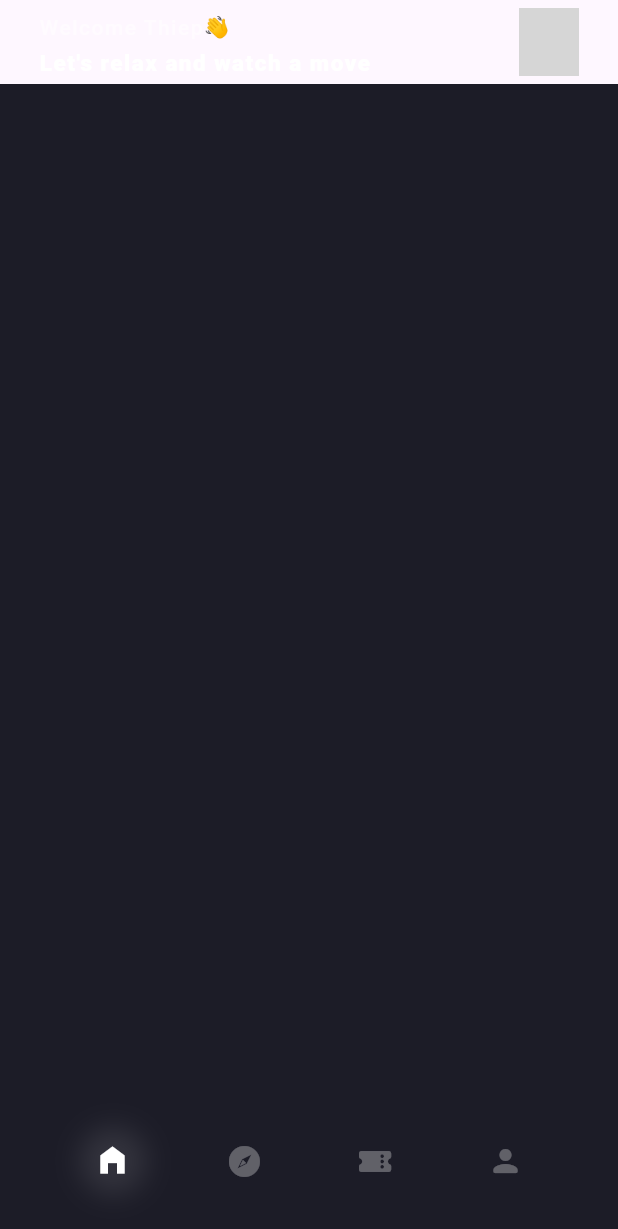
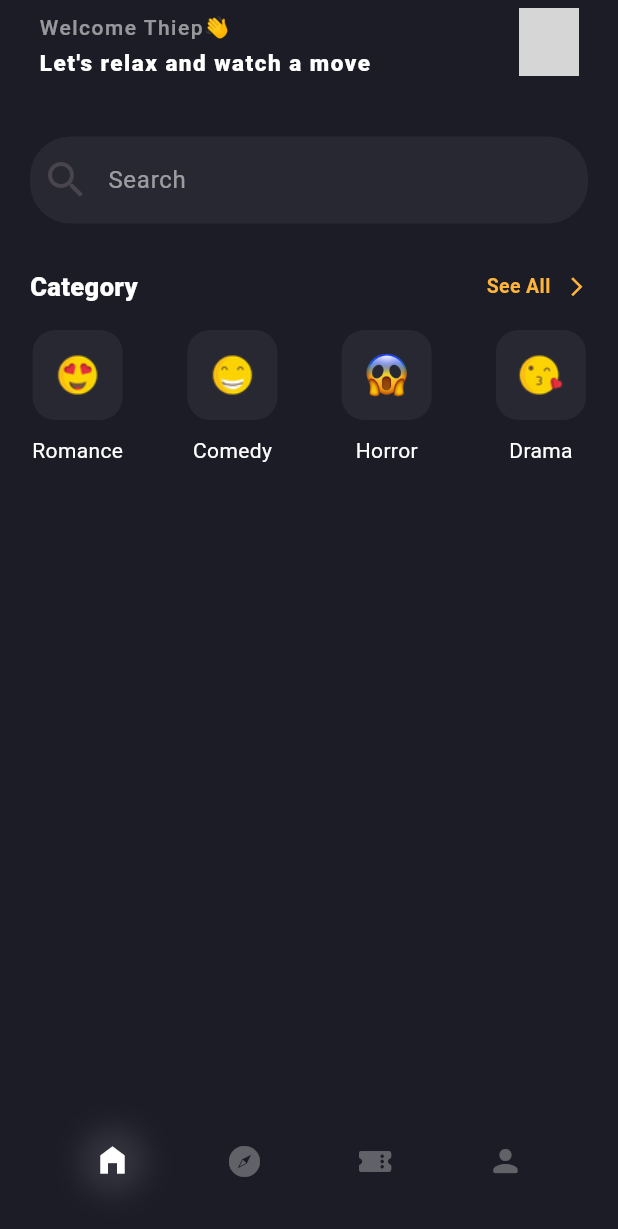
Before and after one commit to ngothiep2412/flutter_ui_design, a Flutter app: the screen it shows after launch, on a phone screen of 412 x 824 dp. Shown: the top 1229 px of the screen. Run offline on Flutter 3.47's test engine with Material 3 defaults, Android fonts, the phone set to English and light mode, and no system bars; network calls fail; grey boxes are pictures that could not be loaded.

Commit message:
feature(cinema): update assets

```diff
--- /dev/null
+++ b/lib/Cinema App UI/models/category_model.dart
@@ -0,0 +1,24 @@
+class Category {
+  final String emoji, name;
+
+  Category({required this.emoji, required this.name});
+}
+
+List<Category> categories = [
+  Category(
+    emoji: 'assets/cinema/smiling-face.png',
+    name: 'Romance',
+  ),
+  Category(
+    emoji: 'assets/cinema/grinning-face.png',
+    name: 'Comedy',
+  ),
+  Category(
+    emoji: 'assets/cinema/horror.png',
+    name: 'Horror',
+  ),
+  Category(
+    emoji: 'assets/cinema/face.png',
+    name: 'Drama',
+  )
+];
--- a/lib/Cinema App UI/pages/home_page_cinema.dart
+++ b/lib/Cinema App UI/pages/home_page_cinema.dart
@@ -1,14 +1,132 @@
 import 'package:flutter/material.dart';
 import 'package:flutter_ui_design/Cinema%20App%20UI/constants/constants.dart';
+import 'package:flutter_ui_design/Cinema%20App%20UI/models/category_model.dart';
 
 class HomePageCinema extends StatelessWidget {
   const HomePageCinema({super.key});
 
   @override
   Widget build(BuildContext context) {
-    return const Scaffold(
+    return Scaffold(
       backgroundColor: appBackgroundColor,
-      appBar: _AppBar(),
+      appBar: const _AppBar(),
+      body: Column(
+        children: [
+          const SizedBox(
+            height: 35,
+          ),
+          const _Search(),
+          const SizedBox(
+            height: 30,
+          ),
+          const Column(
+            children: [
+              Padding(
+                padding: EdgeInsets.symmetric(horizontal: 20),
+                child: Row(
+                  mainAxisAlignment: MainAxisAlignment.spaceBetween,
+                  children: [
+                    Text(
+                      'Category',
+                      style: TextStyle(
+                        color: Colors.white,
+                        fontSize: 17,
+                        fontWeight: FontWeight.w800,
+                      ),
+                    ),
+                    Row(
+                      children: [
+                        Text(
+                          'See All',
+                          style: TextStyle(
+                            color: buttonColor,
+                            fontSize: 13,
+                            fontWeight: FontWeight.bold,
+                          ),
+                        ),
+                        SizedBox(
+                          width: 10,
+                        ),
+                        Icon(
+                          Icons.arrow_forward_ios,
+                          size: 15,
+                          color: buttonColor,
+                        )
+                      ],
+                    )
+                  ],
+                ),
+              ),
+            ],
+          ),
+          const SizedBox(
+            height: 17,
+          ),
+          Row(
+            mainAxisAlignment: MainAxisAlignment.spaceAround,
+            children: List.generate(
+              categories.length,
+              (index) => Column(
+                children: [
+                  Container(
+                    padding: const EdgeInsets.all(15),
+                    decoration: BoxDecoration(
+                      color: Colors.white10.withOpacity(0.05),
+                      borderRadius: BorderRadius.circular(15),
+                    ),
+                    child: Image.asset(
+                      categories[index].emoji,
+                      fit: BoxFit.cover,
+                      width: 30,
+                      height: 30,
+                    ),
+                  ),
+                  const SizedBox(
+                    height: 10,
+                  ),
+                  Text(
+                    categories[index].name,
+                    style: const TextStyle(
+                      fontSize: 14,
+                      color: Colors.white,
+                    ),
+                  )
+                ],
+              ),
+            ),
+          )
+        ],
+      ),
+    );
+  }
+}
+
+class _Search extends StatelessWidget {
+  const _Search();
+
+  @override
+  Widget build(BuildContext context) {
+    return Padding(
+      padding: const EdgeInsets.symmetric(horizontal: 20),
+      child: TextField(
+        decoration: InputDecoration(
+          contentPadding: const EdgeInsets.symmetric(vertical: 17),
+          filled: true,
+          fillColor: Colors.white.withOpacity(.05),
+          hintText: "Search",
+          hintStyle: const TextStyle(
+            color: Colors.white54,
+          ),
+          prefixIcon: const Icon(
+            Icons.search,
+            size: 32,
+          ),
+          border: OutlineInputBorder(
+            borderRadius: BorderRadius.circular(27),
+            borderSide: BorderSide.none,
+          ),
+        ),
+      ),
     );
   }
 }
@@ -19,6 +137,7 @@ class _AppBar extends StatelessWidget implements PreferredSizeWidget {
   @override
   Widget build(BuildContext context) {
     return AppBar(
+      backgroundColor: appBackgroundColor,
       title: Padding(
         padding: const EdgeInsets.symmetric(horizontal: 10),
         child: Row(
--- a/pubspec.yaml
+++ b/pubspec.yaml
@@ -59,8 +59,8 @@ flutter:
   uses-material-design: true
 
   # To add assets to your application, add an assets section, like this:
-  # assets:
-  #   - images/a_dot_burr.jpeg
+  assets:
+  - assets/cinema/
   #   - images/a_dot_ham.jpeg
 
   # An image asset can refer to one or more resolution-specific "variants", see
```
Also changed, not shown: assets/cinema/face.png (added), assets/cinema/grinning-face.png (added), assets/cinema/horror.png (added), assets/cinema/smiling-face.png (added).
